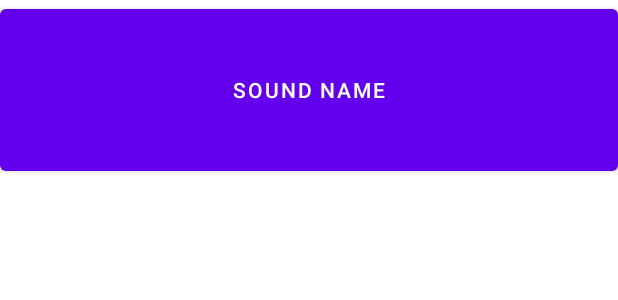
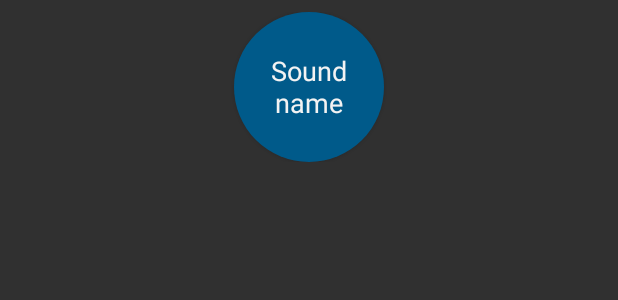
Before and after one commit to cxs2018/DragAndDraw, an Android app: the layout list_item_sound.xml on its own in the app's theme, with its tools: preview values and no code run, on a phone screen of 412 x 824 dp. Shown: the top 300 px of the screen. Run offline under Robolectric (Android 15) with nearby library versions, the phone set to English and light mode, and no system bars.

Commit message:
feat: 主题

```diff
--- a/app/src/main/AndroidManifest.xml
+++ b/app/src/main/AndroidManifest.xml
@@ -12,7 +12,7 @@
         android:label="@string/app_name"
         android:roundIcon="@mipmap/ic_launcher_round"
         android:supportsRtl="true"
-        android:theme="@style/Theme.DragAndDraw"
+        android:theme="@style/AppTheme"
         android:usesCleartextTraffic="true"
         tools:targetApi="31">
         <activity
--- /dev/null
+++ b/app/src/main/res/drawable/button_beat_box.xml
@@ -0,0 +1,5 @@
+<?xml version="1.0" encoding="utf-8"?>
+<selector xmlns:android="http://schemas.android.com/apk/res/android">
+<item android:drawable="@drawable/button_beat_box_pressed" android:state_pressed="true" />
+    <item android:drawable="@drawable/button_beat_box_normal"/>
+</selector>
--- /dev/null
+++ b/app/src/main/res/drawable/button_beat_box_normal.xml
@@ -0,0 +1,4 @@
+<?xml version="1.0" encoding="utf-8"?>
+<shape xmlns:android="http://schemas.android.com/apk/res/android" android:shape="oval">
+    <solid android:color="@color/dark_blue" />
+</shape>
--- /dev/null
+++ b/app/src/main/res/drawable/button_beat_box_pressed.xml
@@ -0,0 +1,5 @@
+<?xml version="1.0" encoding="utf-8"?>
+<shape xmlns:android="http://schemas.android.com/apk/res/android"
+    android:shape="oval">
+    <solid android:color="@color/red" />
+</shape>
--- a/app/src/main/res/layout/list_item_sound.xml
+++ b/app/src/main/res/layout/list_item_sound.xml
@@ -8,11 +8,18 @@
             name="viewModel"
             type="com.cuixuesen.draganddraw.SoundViewModel" />
     </data>
+    <FrameLayout
+        android:layout_width="match_parent"
+        android:layout_height="wrap_content"
+        android:layout_margin="8dp">
 
     <Button
-        android:layout_width="match_parent"
-        android:layout_height="120dp"
+        style="@style/BeatBoxButton"
+        android:layout_width="100dp"
+        android:layout_height="100dp"
+        android:layout_gravity="center"
         android:onClick="@{() -> viewModel.onButtonClicked()}"
         android:text="@{viewModel.title}"
         tools:text="Sound name"></Button>
+    </FrameLayout>
 </layout>
--- a/app/src/main/res/values/styles.xml
+++ b/app/src/main/res/values/styles.xml
@@ -1,7 +1,12 @@
 <?xml version="1.0" encoding="utf-8"?>
 <resources>
-    <style name="BeatBoxButton" parent="Widget.AppCompat.Button">
-        <item name="android:background">@color/red</item>
+    <style name="AppTheme" parent="Theme.AppCompat">
+        <item name="colorPrimary">@color/red</item>
+        <item name="colorPrimaryDark">@color/dark_blue</item>
+        <item name="colorAccent">@color/gray</item>
+    </style>
+    <style name="BeatBoxButton" parent="android:Widget.Holo.Button">
+        <item name="android:background">@drawable/button_beat_box</item>
     </style>
     <style name="BeatBoxButton.Strong">
 <!--    <style name="StrongBeatBoxButton" parent="@style/BeatBoxButton">-->
--- a/app/src/main/res/values/themes.xml
+++ b/app/src/main/res/values/themes.xml
@@ -11,9 +11,9 @@
         <item name="colorOnSecondary">@color/black</item>
         <!-- Status bar color. -->
         <item name="android:statusBarColor">?attr/colorPrimaryVariant</item>
+        <!-- Customize your theme here. -->
 
-        <item name="buttonStyle">@style/BeatBoxButton</item>
-        <!-- Customize your theme here. -->
+<!--        <item name="buttonStyle">@style/BeatBoxButton</item>-->
 
 <!--        <item name="android:windowBackground">@color/soothing_blue</item>-->
     </style>
```
